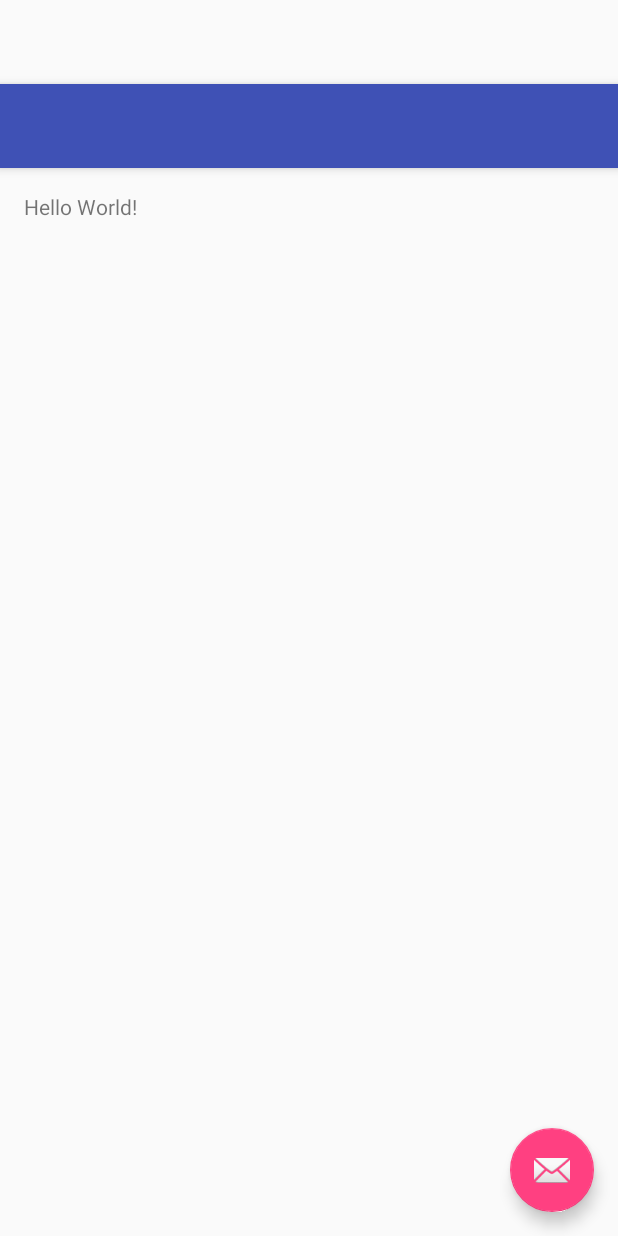
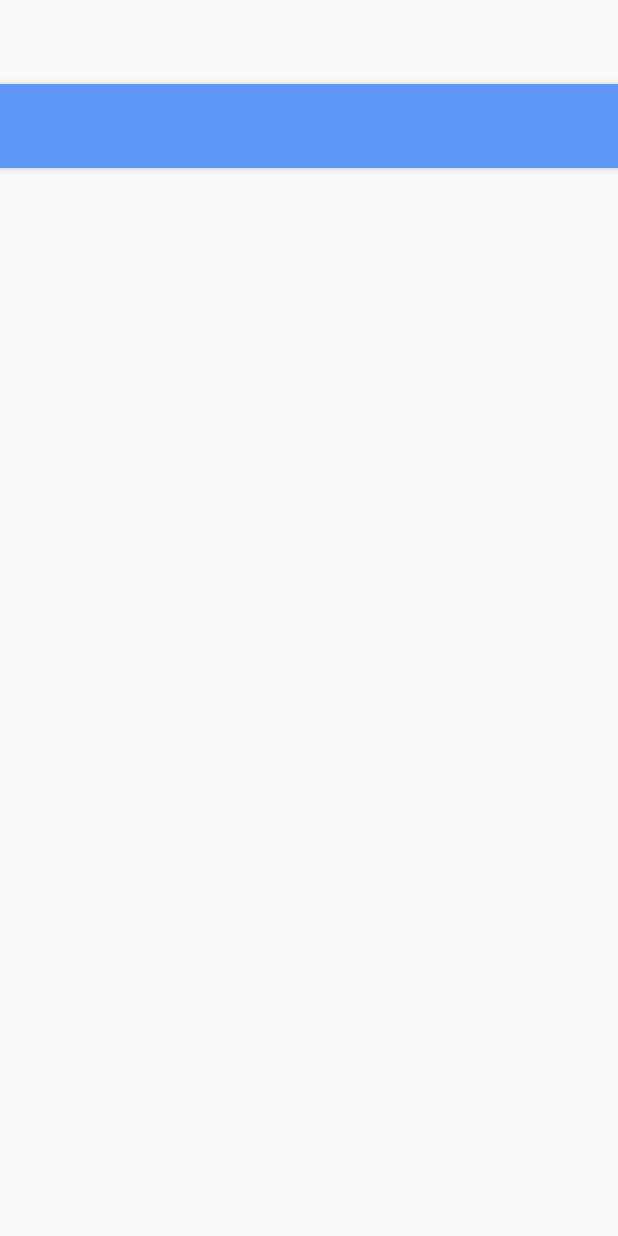
Before and after one commit to IrvinPoncePerez/YourPillReminder, an Android app: the layout activity_main.xml on its own in the app's theme, with its tools: preview values and no code run, on a phone screen of 412 x 824 dp. Run offline under Robolectric (Android 15) with nearby library versions, the phone set to English and light mode, and no system bars.

Commit message:
Initial Commit

```diff
--- a/app/src/main/res/layout/activity_main.xml
+++ b/app/src/main/res/layout/activity_main.xml
@@ -11,15 +11,8 @@
 
         <android.support.v7.widget.Toolbar android:id="@+id/toolbar"
             android:layout_width="match_parent" android:layout_height="?attr/actionBarSize"
-            android:background="?attr/colorPrimary" app:popupTheme="@style/AppTheme.PopupOverlay" />
+            android:background="#5e97f6" app:popupTheme="@style/AppTheme.PopupOverlay" />
 
     </android.support.design.widget.AppBarLayout>
 
-    <include layout="@layout/content_main" />
-
-    <android.support.design.widget.FloatingActionButton android:id="@+id/fab"
-        android:layout_width="wrap_content" android:layout_height="wrap_content"
-        android:layout_gravity="bottom|end" android:layout_margin="@dimen/fab_margin"
-        android:src="@android:drawable/ic_dialog_email" />
-
 </android.support.design.widget.CoordinatorLayout>
```
Also changed, not shown: app/src/main/ic_launcher-web.png (added), app/src/main/res/mipmap-hdpi/ic_launcher.png, app/src/main/res/mipmap-mdpi/ic_launcher.png, app/src/main/res/mipmap-xhdpi/ic_launcher.png, app/src/main/res/mipmap-xxhdpi/ic_launcher.png, app/src/main/res/mipmap-xxxhdpi/ic_launcher.png.
